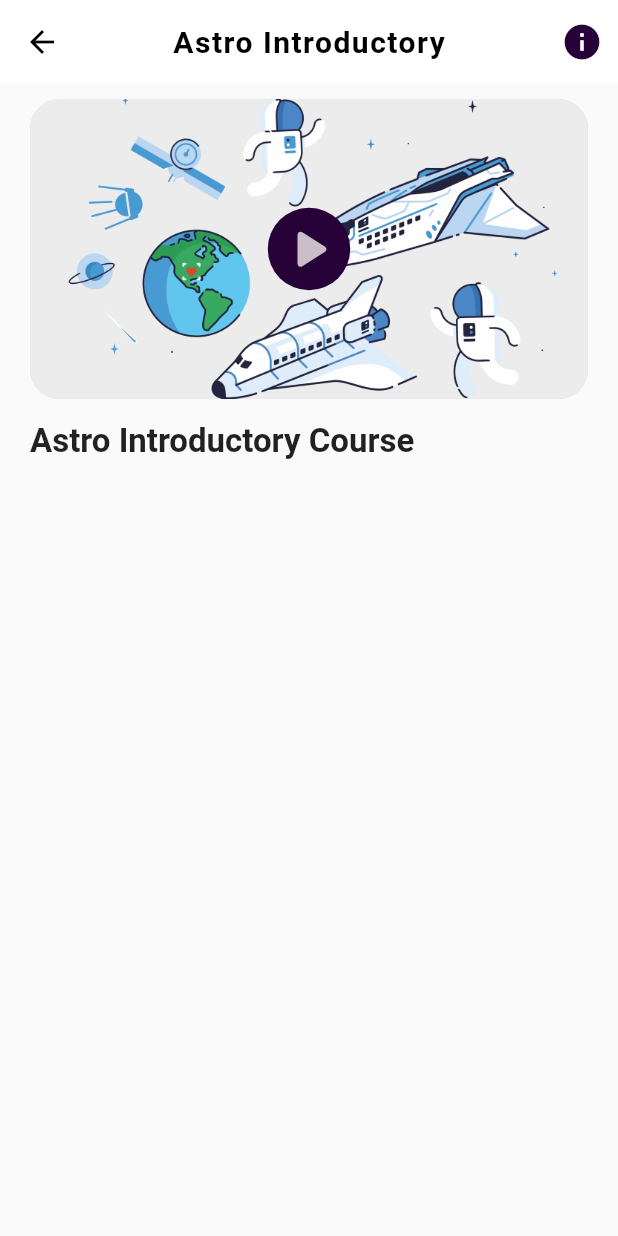
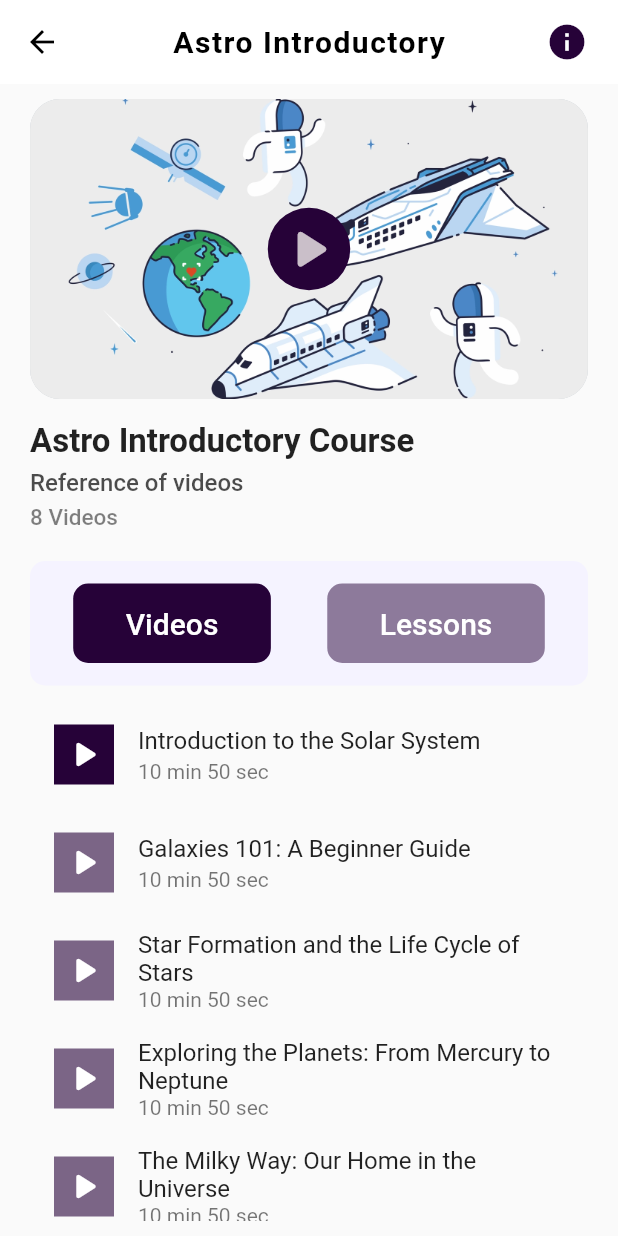
Before and after one commit to rai-Aman/Stellar-Study-Application, a Flutter app: the screen it shows after launch, after a tap on "Astro Introductory", on a phone screen of 412 x 824 dp. Run offline on Flutter 3.47's test engine with Material 2 defaults, Android fonts, the light colour scheme and no system bars; our stand-ins replace animated_text_kit, sqflite; accounts and stored records are empty.

Commit message:
Course page was completed

```diff
--- a/lib/coursePages/coursesHome.dart
+++ b/lib/coursePages/coursesHome.dart
@@ -1,5 +1,8 @@
 import 'package:flutter/material.dart';
+import 'lesson_section.dart';
+import 'videos_section.dart';
 
+// ignore: camel_case_types
 class coursesHome extends StatefulWidget {
   String img;
   coursesHome(this.img, {super.key});
@@ -7,7 +10,9 @@
   State<coursesHome> createState() => _coursesHomeState();
 }
 
+// ignore: camel_case_types
 class _coursesHomeState extends State<coursesHome> {
+  bool isVideoSection = true;
   @override
   Widget build(BuildContext context) {
     return Scaffold(
@@ -23,23 +28,51 @@
             letterSpacing: 1,
           ),
         ),
-        actions: const [
+        actions: [
           Padding(
-            padding: EdgeInsets.only(right: 10),
-            child: Icon(
-              Icons.info,
-              size: 28,
-              color: Color.fromARGB(255, 38, 2, 56),
+            padding: const EdgeInsets.only(right: 10),
+            child: IconButton(
+              icon: const Icon(
+                Icons.info,
+                size: 28,
+                color: Color.fromARGB(255, 38, 2, 56),
+              ),
+              onPressed: () {
+                showDialog(
+                  context: context,
+                  builder: (BuildContext context) {
+                    return AlertDialog(
+                      title: const Text('Information'),
+                      content: const Text(
+                          'This is some information about Astronomy.'),
+                      actions: [
+                        TextButton(
+                          onPressed: () {
+                            Navigator.of(context).pop();
+                          },
+                          style: ButtonStyle(
+                            foregroundColor: MaterialStateProperty.all<Color>(
+                                Color.fromARGB(255, 244, 243, 244)),
+                            backgroundColor: MaterialStateProperty.all<Color>(
+                                const Color.fromARGB(255, 38, 2, 56)),
+                          ),
+                          child: const Text('Okay'),
+                        ),
+                      ],
+                    );
+                  },
+                );
+              },
             ),
-          )
+          ),
         ],
       ),
       body: Padding(
-        padding: EdgeInsets.symmetric(vertical: 10, horizontal: 20),
+        padding: const EdgeInsets.symmetric(vertical: 10, horizontal: 20),
         child: ListView(
           children: [
             Container(
-              padding: EdgeInsets.all(5),
+              padding: const EdgeInsets.all(5),
               width: MediaQuery.of(context).size.width,
               height: 200,
               decoration: BoxDecoration(
@@ -76,7 +109,97 @@
                 fontWeight: FontWeight.w600,
               ),
             ),
-            const SizedBox(height: 15),
+            const SizedBox(height: 5),
+            Text(
+              "Reference of videos",
+              style: TextStyle(
+                fontSize: 16,
+                fontWeight: FontWeight.w500,
+                color: Colors.black.withOpacity(0.7),
+              ),
+            ),
+            const SizedBox(height: 5),
+            Text(
+              "8 Videos",
+              style: TextStyle(
+                fontSize: 15,
+                fontWeight: FontWeight.w500,
+                color: Colors.black.withOpacity(0.5),
+              ),
+            ),
+            const SizedBox(height: 20),
+            Container(
+              padding: const EdgeInsets.symmetric(vertical: 15, horizontal: 10),
+              decoration: BoxDecoration(
+                color: const Color(0xFFF5F3FF),
+                borderRadius: BorderRadius.circular(10),
+              ),
+              child: Row(
+                mainAxisAlignment: MainAxisAlignment.spaceAround,
+                children: [
+                  Material(
+                    //ternary operator for if isVideosection is true to change the color
+                    color: isVideoSection
+                        ? const Color.fromARGB(255, 38, 2, 56)
+                        : const Color.fromARGB(255, 38, 2, 56).withOpacity(0.5),
+                    borderRadius: BorderRadius.circular(10),
+                    child: InkWell(
+                      onTap: () {
+                        //To change value of isVideoSection
+                        setState(() {
+                          isVideoSection = true;
+                        });
+                      },
+                      child: Container(
+                        padding: const EdgeInsets.symmetric(
+                            vertical: 15, horizontal: 35),
+                        child: const Text(
+                          "Videos",
+                          style: TextStyle(
+                            color: Colors.white,
+                            fontSize: 20,
+                            fontWeight: FontWeight.w500,
+                          ),
+                        ),
+                      ),
+                    ),
+                  ),
+                  Material(
+                    //ternary operator for if isVideosection is true to change the color
+                    color: isVideoSection
+                        ? const Color.fromARGB(255, 38, 2, 56).withOpacity(0.5)
+                        : const Color.fromARGB(255, 38, 2, 56),
+                    borderRadius: BorderRadius.circular(10),
+                    child: InkWell(
+                      onTap: () {
+                        //To change value of isVideoSection
+                        setState(
+                          () {
+                            isVideoSection = false;
+                          },
+                        );
+                      },
+                      child: Container(
+                        padding: const EdgeInsets.symmetric(
+                            vertical: 15, horizontal: 35),
+                        child: const Text(
+                          "Lessons",
+                          style: TextStyle(
+                            color: Colors.white,
+                            fontSize: 20,
+                            fontWeight: FontWeight.w500,
+                          ),
+                        ),
+                      ),
+                    ),
+                  ),
+                ],
+              ),
+            ),
+            //Creating two different sections for videos and lessons
+            const SizedBox(height: 10),
+            //again conditional ternary operator to show if the isVideo slecetion is true or false
+            isVideoSection ? VideoSection() : LessonSection()
           ],
         ),
       ),
--- /dev/null
+++ b/lib/coursePages/videos_section.dart
@@ -0,0 +1,41 @@
+import 'package:flutter/material.dart';
+
+class VideoSection extends StatelessWidget {
+  VideoSection({super.key});
+  List videoList = [
+    'Introduction to the Solar System',
+    'Galaxies 101: A Beginner Guide',
+    'Star Formation and the Life Cycle of Stars',
+    'Exploring the Planets: From Mercury to Neptune',
+    'The Milky Way: Our Home in the Universe',
+    'A Tour of the Universe: From the Big Bang to the Present Day',
+  ];
+
+  @override
+  Widget build(BuildContext context) {
+    return ListView.builder(
+      itemCount: videoList.length,
+      physics: const NeverScrollableScrollPhysics(),
+      shrinkWrap: true,
+      itemBuilder: (context, index) {
+        return ListTile(
+          leading: Container(
+            padding: const EdgeInsets.all(5),
+            decoration: BoxDecoration(
+              color: index == 0
+                  ? const Color.fromARGB(255, 38, 2, 56)
+                  : const Color.fromARGB(255, 38, 2, 56).withOpacity(0.6),
+            ),
+            child: const Icon(
+              Icons.play_arrow_rounded,
+              color: Colors.white,
+              size: 30,
+            ),
+          ),
+          title: Text(videoList[index]),
+          subtitle: const Text('10 min 50 sec'),
+        );
+      },
+    );
+  }
+}
```
Also changed, not shown: lib/coursePages/lesson_section.dart (added, +42 -0 lines).
